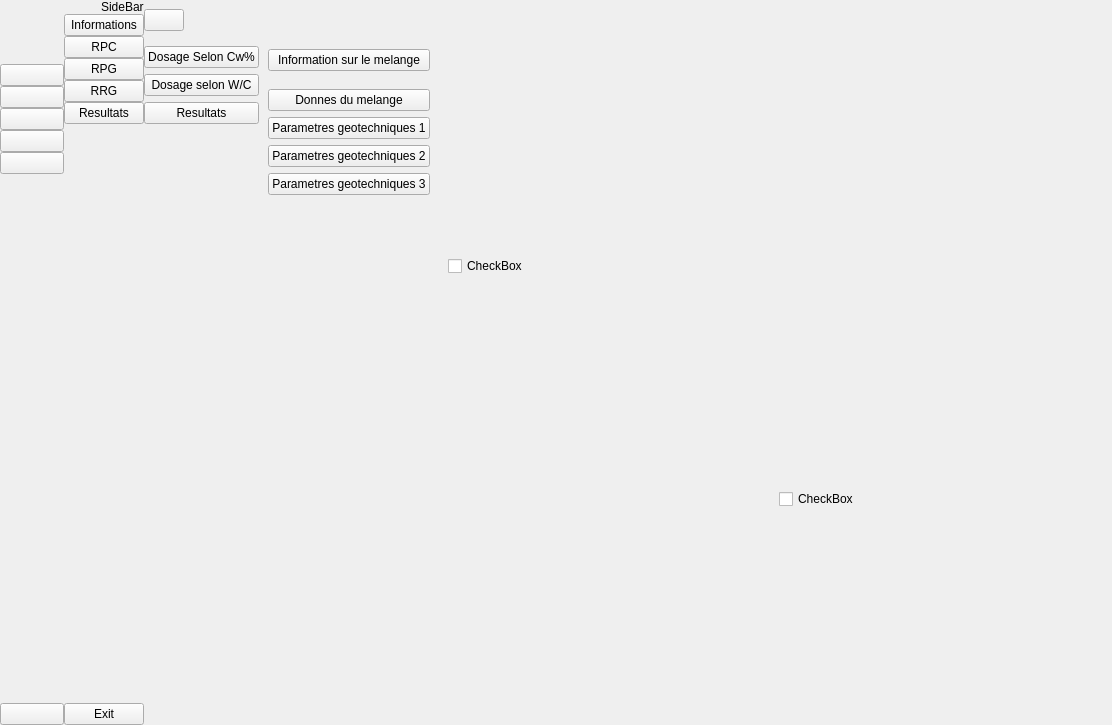
The window that hadi.ui (aslotsu/hadi-mining-ui) describes before a commit, drawn with Qt 5.
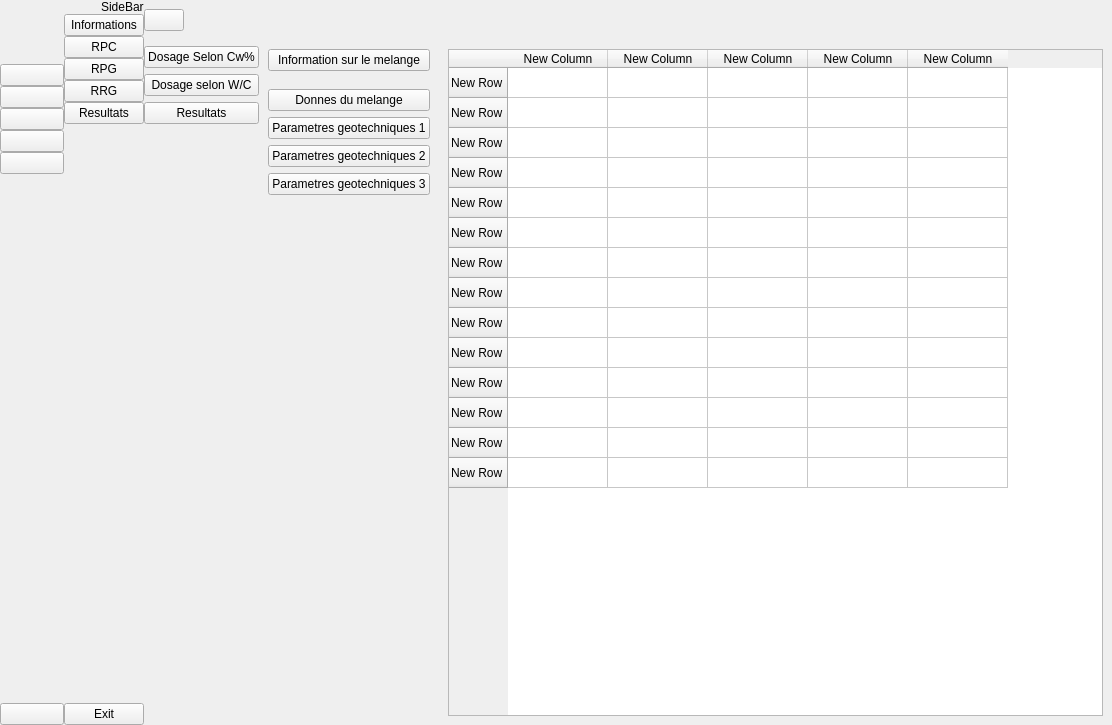
The same window after the commit. The open tabs and pages were chosen to show the change. Icons and pictures are not drawn.

```diff
--- a/hadi.ui
+++ b/hadi.ui
@@ -3929,17 +3929,102 @@
                 <widget class="QWidget" name="rpg_2_4">
                  <layout class="QGridLayout" name="gridLayout_17">
                   <item row="0" column="0">
-                   <widget class="QCheckBox" name="checkBox_4">
-                    <property name="text">
-                     <string>CheckBox</string>
-                    </property>
-                   </widget>
-                  </item>
-                  <item row="1" column="1">
-                   <widget class="QCheckBox" name="checkBox_3">
-                    <property name="text">
-                     <string>CheckBox</string>
-                    </property>
+                   <widget class="QTableWidget" name="tableWidget_9">
+                    <row>
+                     <property name="text">
+                      <string>New Row</string>
+                     </property>
+                    </row>
+                    <row>
+                     <property name="text">
+                      <string>New Row</string>
+                     </property>
+                    </row>
+                    <row>
+                     <property name="text">
+                      <string>New Row</string>
+                     </property>
+                    </row>
+                    <row>
+                     <property name="text">
+                      <string>New Row</string>
+                     </property>
+                    </row>
+                    <row>
+                     <property name="text">
+                      <string>New Row</string>
+                     </property>
+                    </row>
+                    <row>
+                     <property name="text">
+                      <string>New Row</string>
+                     </property>
+                    </row>
+                    <row>
+                     <property name="text">
+                      <string>New Row</string>
+                     </property>
+                    </row>
+                    <row>
+                     <property name="text">
+                      <string>New Row</string>
+                     </property>
+                    </row>
+                    <row>
+                     <property name="text">
+                      <string>New Row</string>
+                     </property>
+                    </row>
+                    <row>
+                     <property name="text">
+                      <string>New Row</string>
+                     </property>
+                    </row>
+                    <row>
+                     <property name="text">
+                      <string>New Row</string>
+                     </property>
+                    </row>
+                    <row>
+                     <property name="text">
+                      <string>New Row</string>
+                     </property>
+                    </row>
+                    <row>
+                     <property name="text">
+                      <string>New Row</string>
+                     </property>
+                    </row>
+                    <row>
+                     <property name="text">
+                      <string>New Row</string>
+                     </property>
+                    </row>
+                    <column>
+                     <property name="text">
+                      <string>New Column</string>
+                     </property>
+                    </column>
+                    <column>
+                     <property name="text">
+                      <string>New Column</string>
+                     </property>
+                    </column>
+                    <column>
+                     <property name="text">
+                      <string>New Column</string>
+                     </property>
+                    </column>
+                    <column>
+                     <property name="text">
+                      <string>New Column</string>
+                     </property>
+                    </column>
+                    <column>
+                     <property name="text">
+                      <string>New Column</string>
+                     </property>
+                    </column>
                    </widget>
                   </item>
                  </layout>
```
Left out of the diff: 871 changed lines with no effect on the pictures.
